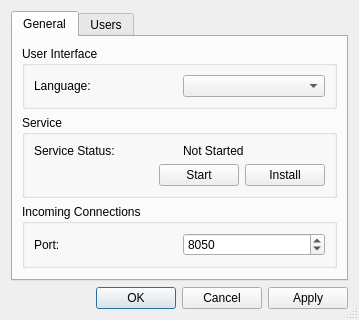
Above: source/host/ui/host_config_dialog.ui from dchapyshev/aspia before the change. Below: the same form after it.
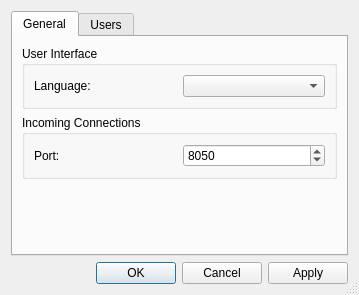
That is the form after the change. Icons and pictures are not drawn.

Commit message: - Removed the ability to install/uninstall the service through UI.

Diff of the .ui file:
```diff
--- a/source/host/ui/host_config_dialog.ui
+++ b/source/host/ui/host_config_dialog.ui
@@ -46,64 +46,6 @@
          </layout>
         </widget>
        </item>
-       <item>
-        <widget class="QGroupBox" name="groupbox_service">
-         <property name="title">
-          <string>Service</string>
-         </property>
-         <layout class="QVBoxLayout" name="verticalLayout_3">
-          <item>
-           <layout class="QHBoxLayout" name="horizontalLayout_3">
-            <item>
-             <widget class="QLabel" name="label_service_status_title">
-              <property name="text">
-               <string>Service Status:</string>
-              </property>
-             </widget>
-            </item>
-            <item>
-             <widget class="QLabel" name="label_service_status">
-              <property name="text">
-               <string notr="true">Not Started</string>
-              </property>
-             </widget>
-            </item>
-           </layout>
-          </item>
-          <item>
-           <layout class="QHBoxLayout" name="horizontalLayout_2">
-            <item>
-             <spacer name="horizontalSpacer">
-              <property name="orientation">
-               <enum>Qt::Horizontal</enum>
-              </property>
-              <property name="sizeHint" stdset="0">
-               <size>
-                <width>40</width>
-                <height>20</height>
-               </size>
-              </property>
-             </spacer>
-            </item>
-            <item>
-             <widget class="QPushButton" name="pushbutton_service_start_stop">
-              <property name="text">
-               <string notr="true">Start</string>
-              </property>
-             </widget>
-            </item>
-            <item>
-             <widget class="QPushButton" name="pushbutton_service_install_remove">
-              <property name="text">
-               <string notr="true">Install</string>
-              </property>
-             </widget>
-            </item>
-           </layout>
-          </item>
-         </layout>
-        </widget>
-       </item>
        <item>
         <widget class="QGroupBox" name="groupbox_incoming_connections">
          <property name="title">
```
The commit also changes 4 other files.
